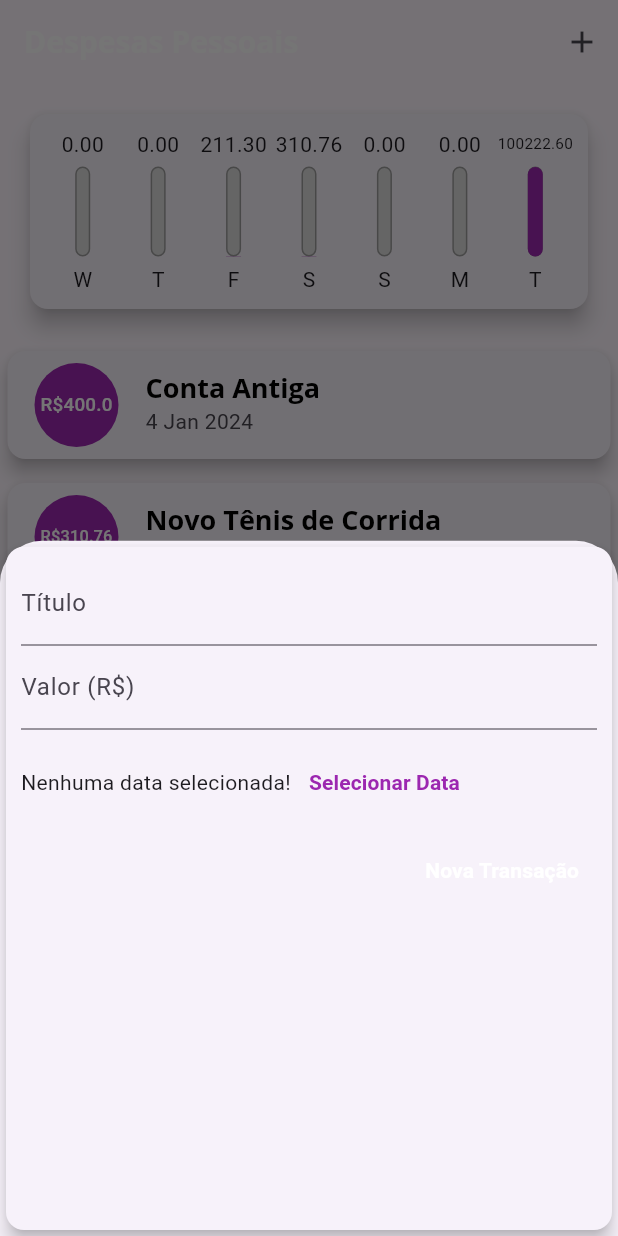
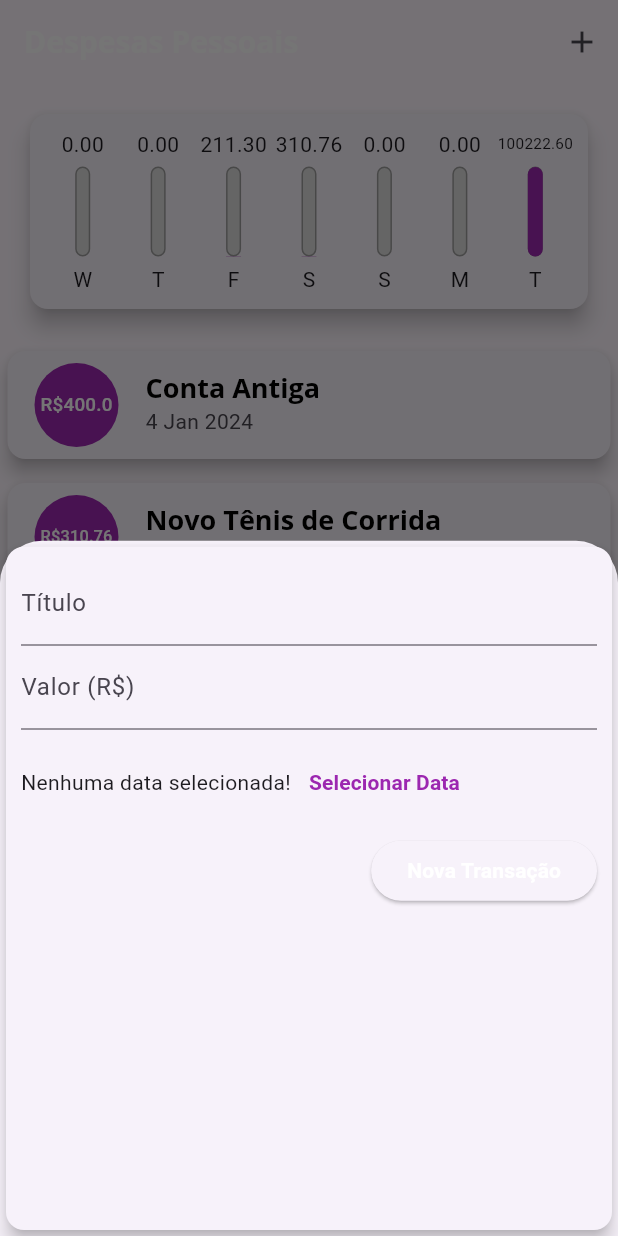
Before and after one commit to WagnerTerry/Despesas-Pessoais, a Flutter app: the screen it shows after launch, after a tap on the "add" icon, on a phone screen of 412 x 824 dp. Run offline on Flutter 3.47's test engine with Material 3 defaults, Android fonts, the phone set to English and light mode, and no system bars.

Commit message:
chore: ajuste formulario

```diff
--- a/lib/components/transaction_form.dart
+++ b/lib/components/transaction_form.dart
@@ -3,7 +3,7 @@ import 'package:flutter/material.dart';
 class TransactionForm extends StatefulWidget {
   final void Function(String, double) onSubmit;
 
-  TransactionForm(this.onSubmit, {Key? key}) : super(key: key);
+  const TransactionForm(this.onSubmit, {Key? key}) : super(key: key);
 
   @override
   State<TransactionForm> createState() => _TransactionFormState();
@@ -55,26 +55,29 @@ class _TransactionFormState extends State<TransactionForm> {
                 children: <Widget>[
                   const Text('Nenhuma data selecionada!'),
                   TextButton(
-                      onPressed: () {},
-                      child: const Text(
-                        'Selecionar Data',
-                        style: TextStyle(fontWeight: FontWeight.bold),
-                      ))
+                    child: const Text(
+                      'Selecionar Data',
+                      style: TextStyle(
+                        fontWeight: FontWeight.bold,
+                      ),
+                    ),
+                    onPressed: () {},
+                  )
                 ],
               ),
             ),
             Row(
               mainAxisAlignment: MainAxisAlignment.end,
               children: <Widget>[
-                TextButton(
+                ElevatedButton(
                   child: Text(
                     'Nova Transação',
                     style: TextStyle(
-                      color: Theme.of(context).textTheme.labelLarge?.color,
+                      color: Theme.of(context).textTheme.button?.color,
                     ),
                   ),
                   onPressed: _submitForm,
-                )
+                ),
               ],
             ),
           ],
--- a/lib/components/transaction_list.dart
+++ b/lib/components/transaction_list.dart
@@ -20,7 +20,7 @@ class TransactionList extends StatelessWidget {
                 SizedBox(height: 20),
                 Text(
                   'Nenhuma Transação Cadastrada!',
-                  style: Theme.of(context).textTheme.titleLarge,
+                  style: Theme.of(context).textTheme.headline6,
                 ),
                 SizedBox(height: 20),
                 SizedBox(
@@ -55,7 +55,7 @@ class TransactionList extends StatelessWidget {
                       ),
                     ),
                     title: Text(tr.title,
-                        style: Theme.of(context).textTheme.titleLarge),
+                        style: Theme.of(context).textTheme.headline6),
                     subtitle: Text(DateFormat('d MMM y').format(tr.date)),
                   ),
                 );
--- a/lib/main.dart
+++ b/lib/main.dart
@@ -20,12 +20,12 @@ class ExpensesApp extends StatelessWidget {
             secondary: Colors.amber,
           ),
           textTheme: tema.textTheme.copyWith(
-            titleLarge: const TextStyle(
+            headline6: const TextStyle(
                 fontFamily: 'OpenSans',
                 fontSize: 18,
                 fontWeight: FontWeight.bold,
                 color: Colors.black),
-            labelLarge: const TextStyle(
+            button: const TextStyle(
               color: Colors.white,
               fontWeight: FontWeight.bold,
             ),
```
